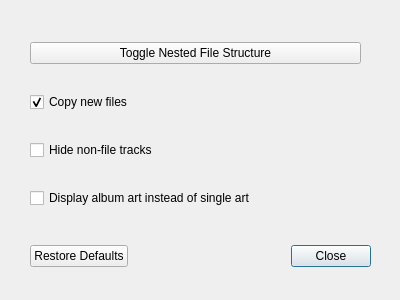
First picture: the form in Code/GUI/Main/settings_popup.ui, repository salamandarin/Music-Manager, before the edit.
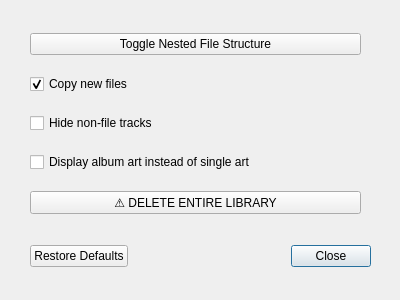
Second picture: the form after the edit.

Commit message: moved delete button to settings

Diff of the .ui file:
```diff
--- a/Code/GUI/Main/settings_popup.ui
+++ b/Code/GUI/Main/settings_popup.ui
@@ -76,6 +76,19 @@
       </property>
      </widget>
     </item>
+    <item>
+     <widget class="QPushButton" name="delete_library_button">
+      <property name="text">
+       <string>⚠ DELETE ENTIRE LIBRARY</string>
+      </property>
+      <property name="checkable">
+       <bool>false</bool>
+      </property>
+      <property name="checked">
+       <bool>false</bool>
+      </property>
+     </widget>
+    </item>
    </layout>
   </widget>
  </widget>
```
The commit also changes 7 other files.
